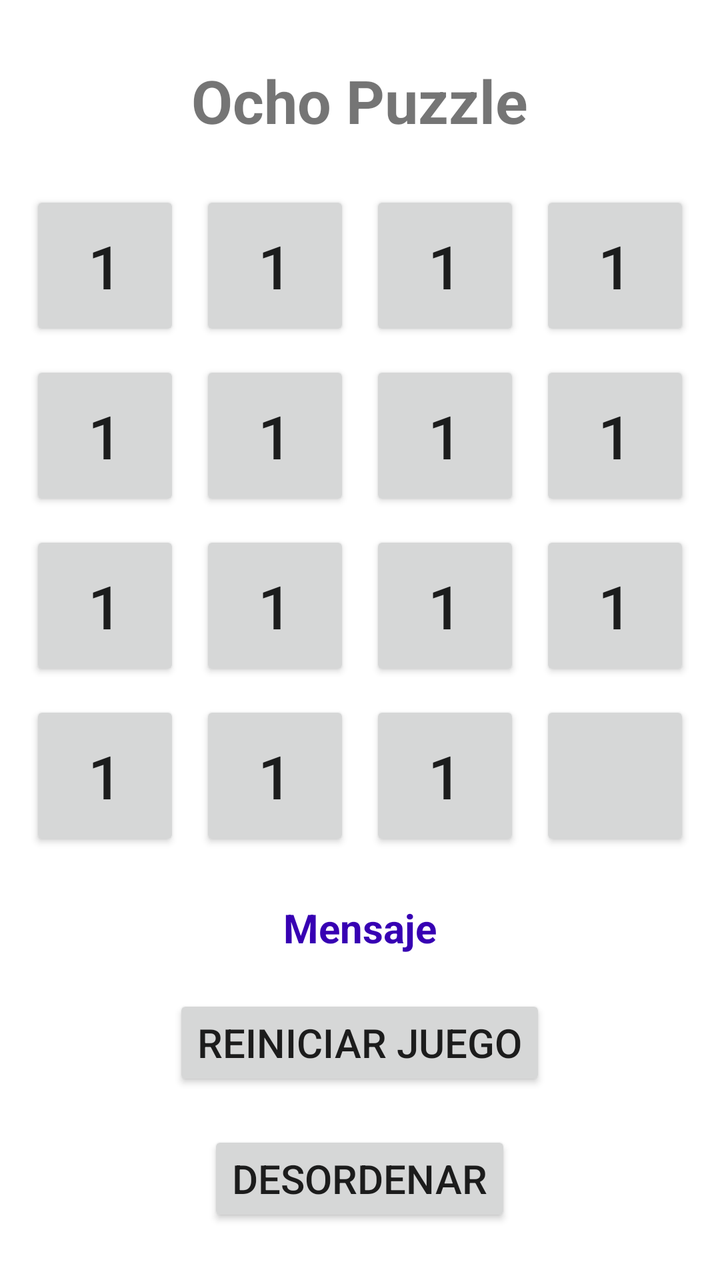
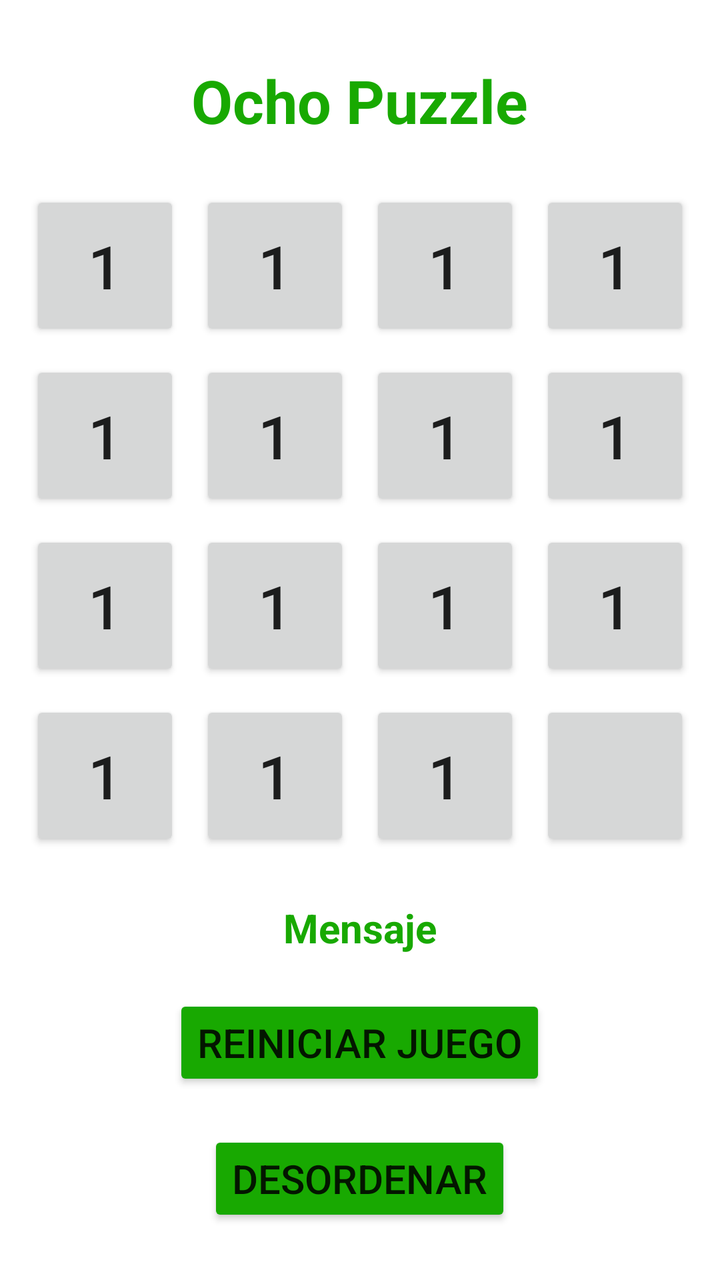

An Android layout rendered at two revisions. The XML below is the earlier revision; the diff shows what the commit changed to produce the second picture.
<!-- AndroidManifest.xml: application theme Theme._8_Puzzle -->
<!-- res/layout/activity_main.xml -->
<?xml version="1.0" encoding="utf-8"?>
<RelativeLayout xmlns:android="http://schemas.android.com/apk/res/android"
    android:layout_width="match_parent"
    android:layout_height="match_parent">

    <TextView
        android:id="@+id/TXVTitle"
        android:layout_width="wrap_content"
        android:layout_height="wrap_content"
        android:text="@string/appTitle"
        android:textSize="@dimen/textSizeTitle"
        android:textStyle="bold"
        android:layout_centerHorizontal="true"
        android:layout_marginTop="@dimen/marginTop"
        />
    <GridLayout
        android:id="@+id/GRLTable"
        android:layout_width="wrap_content"
        android:layout_height="wrap_content"
        android:layout_below="@+id/TXVTitle"
        android:layout_marginTop="@dimen/marginTopFirst"
        android:layout_centerHorizontal="true"
        android:columnCount="4"
        android:rowCount="4"
        android:alignmentMode="alignMargins"
        >

        <Button
            android:id="@+id/BTN00"
            android:layout_width="@dimen/buttonWidth"
            android:layout_height="@dimen/buttonHeight"
            android:layout_margin="@dimen/buttonMargin"
            android:text="@string/textButton"
            android:textSize="@dimen/buttonTextSize"
            android:insetTop="@dimen/buttonPaddingTop"
            android:insetBottom="@dimen/buttonPaddingBottom"
            android:insetLeft="@dimen/buttonPaddingLeft"
            android:insetRight="@dimen/buttonPaddingRight"/>
        <Button
            android:id="@+id/BTN01"
            android:layout_width="@dimen/buttonWidth"
            android:layout_height="@dimen/buttonHeight"
            android:layout_margin="@dimen/buttonMargin"
            android:text="@string/textButton"
            android:textSize="@dimen/buttonTextSize"
            android:insetTop="@dimen/buttonPaddingTop"
            android:insetBottom="@dimen/buttonPaddingBottom"
            android:insetLeft="@dimen/buttonPaddingLeft"
            android:insetRight="@dimen/buttonPaddingRight"/>
        <Button
            android:id="@+id/BTN02"
            android:layout_width="@dimen/buttonWidth"
            android:layout_height="@dimen/buttonHeight"
            android:layout_margin="@dimen/buttonMargin"
            android:text="@string/textButton"
            android:textSize="@dimen/buttonTextSize"
            android:insetTop="@dimen/buttonPaddingTop"
            android:insetBottom="@dimen/buttonPaddingBottom"
            android:insetLeft="@dimen/buttonPaddingLeft"
            android:insetRight="@dimen/buttonPaddingRight"/>
        <Button
            android:id="@+id/BTN03"
            android:layout_width="@dimen/buttonWidth"
            android:layout_height="@dimen/buttonHeight"
            android:layout_margin="@dimen/buttonMargin"
            android:text="@string/textButton"
            android:textSize="@dimen/buttonTextSize"
            android:insetTop="@dimen/buttonPaddingTop"
            android:insetBottom="@dimen/buttonPaddingBottom"
            android:insetLeft="@dimen/buttonPaddingLeft"
            android:insetRight="@dimen/buttonPaddingRight"/>
        <Button
            android:id="@+id/BTN10"
            android:layout_width="@dimen/buttonWidth"
            android:layout_height="@dimen/buttonHeight"
            android:layout_margin="@dimen/buttonMargin"
            android:text="@string/textButton"
            android:textSize="@dimen/buttonTextSize"
            android:insetTop="@dimen/buttonPaddingTop"
            android:insetBottom="@dimen/buttonPaddingBottom"
            android:insetLeft="@dimen/buttonPaddingLeft"
            android:insetRight="@dimen/buttonPaddingRight"/>
        <Button
            android:id="@+id/BTN11"
            android:layout_width="@dimen/buttonWidth"
            android:layout_height="@dimen/buttonHeight"
            android:layout_margin="@dimen/buttonMargin"
            android:text="@string/textButton"
            android:textSize="@dimen/buttonTextSize"
            android:insetTop="@dimen/buttonPaddingTop"
            android:insetBottom="@dimen/buttonPaddingBottom"
            android:insetLeft="@dimen/buttonPaddingLeft"
            android:insetRight="@dimen/buttonPaddingRight"/>
        <Button
            android:id="@+id/BTN12"
            android:layout_width="@dimen/buttonWidth"
            android:layout_height="@dimen/buttonHeight"
            android:layout_margin="@dimen/buttonMargin"
            android:text="@string/textButton"
            android:textSize="@dimen/buttonTextSize"
            android:insetTop="@dimen/buttonPaddingTop"
            android:insetBottom="@dimen/buttonPaddingBottom"
            android:insetLeft="@dimen/buttonPaddingLeft"
            android:insetRight="@dimen/buttonPaddingRight"/>
        <Button
            android:id="@+id/BTN13"
            android:layout_width="@dimen/buttonWidth"
            android:layout_height="@dimen/buttonHeight"
            android:layout_margin="@dimen/buttonMargin"
            android:text="@string/textButton"
            android:textSize="@dimen/buttonTextSize"
            android:insetTop="@dimen/buttonPaddingTop"
            android:insetBottom="@dimen/buttonPaddingBottom"
            android:insetLeft="@dimen/buttonPaddingLeft"
            android:insetRight="@dimen/buttonPaddingRight"/>
        <Button
            android:id="@+id/BTN20"
            android:layout_width="@dimen/buttonWidth"
            android:layout_height="@dimen/buttonHeight"
            android:layout_margin="@dimen/buttonMargin"
            android:text="@string/textButton"
            android:textSize="@dimen/buttonTextSize"
            android:insetTop="@dimen/buttonPaddingTop"
            android:insetBottom="@dimen/buttonPaddingBottom"
            android:insetLeft="@dimen/buttonPaddingLeft"
            android:insetRight="@dimen/buttonPaddingRight"/>
        <Button
            android:id="@+id/BTN21"
            android:layout_width="@dimen/buttonWidth"
            android:layout_height="@dimen/buttonHeight"
            android:layout_margin="@dimen/buttonMargin"
            android:text="@string/textButton"
            android:textSize="@dimen/buttonTextSize"
            android:insetTop="@dimen/buttonPaddingTop"
            android:insetBottom="@dimen/buttonPaddingBottom"
            android:insetLeft="@dimen/buttonPaddingLeft"
            android:insetRight="@dimen/buttonPaddingRight"/>
        <Button
            android:id="@+id/BTN22"
            android:layout_width="@dimen/buttonWidth"
            android:layout_height="@dimen/buttonHeight"
            android:layout_margin="@dimen/buttonMargin"
            android:text="@string/textButton"
            android:textSize="@dimen/buttonTextSize"
            android:insetTop="@dimen/buttonPaddingTop"
            android:insetBottom="@dimen/buttonPaddingBottom"
            android:insetLeft="@dimen/buttonPaddingLeft"
            android:insetRight="@dimen/buttonPaddingRight"/>
        <Button
            android:id="@+id/BTN23"
            android:layout_width="@dimen/buttonWidth"
            android:layout_height="@dimen/buttonHeight"
            android:layout_margin="@dimen/buttonMargin"
            android:text="@string/textButton"
            android:textSize="@dimen/buttonTextSize"
            android:insetTop="@dimen/buttonPaddingTop"
            android:insetBottom="@dimen/buttonPaddingBottom"
            android:insetLeft="@dimen/buttonPaddingLeft"
            android:insetRight="@dimen/buttonPaddingRight"/>
        <Button
            android:id="@+id/BTN30"
            android:layout_width="@dimen/buttonWidth"
            android:layout_height="@dimen/buttonHeight"
            android:layout_margin="@dimen/buttonMargin"
            android:text="@string/textButton"
            android:textSize="@dimen/buttonTextSize"
            android:insetTop="@dimen/buttonPaddingTop"
            android:insetBottom="@dimen/buttonPaddingBottom"
            android:insetLeft="@dimen/buttonPaddingLeft"
            android:insetRight="@dimen/buttonPaddingRight"/>
        <Button
            android:id="@+id/BTN31"
            android:layout_width="@dimen/buttonWidth"
            android:layout_height="@dimen/buttonHeight"
            android:layout_margin="@dimen/buttonMargin"
            android:text="@string/textButton"
            android:textSize="@dimen/buttonTextSize"
            android:insetTop="@dimen/buttonPaddingTop"
            android:insetBottom="@dimen/buttonPaddingBottom"
            android:insetLeft="@dimen/buttonPaddingLeft"
            android:insetRight="@dimen/buttonPaddingRight"/>
        <Button
            android:id="@+id/BTN32"
            android:layout_width="@dimen/buttonWidth"
            android:layout_height="@dimen/buttonHeight"
            android:layout_margin="@dimen/buttonMargin"
            android:text="@string/textButton"
            android:textSize="@dimen/buttonTextSize"
            android:insetTop="@dimen/buttonPaddingTop"
            android:insetBottom="@dimen/buttonPaddingBottom"
            android:insetLeft="@dimen/buttonPaddingLeft"
            android:insetRight="@dimen/buttonPaddingRight"/>
        <Button
            android:id="@+id/BTN33"
            android:layout_width="@dimen/buttonWidth"
            android:layout_height="@dimen/buttonHeight"
            android:layout_margin="@dimen/buttonMargin"

            android:textSize="@dimen/buttonTextSize"
            android:insetTop="@dimen/buttonPaddingTop"
            android:insetBottom="@dimen/buttonPaddingBottom"
            android:insetLeft="@dimen/buttonPaddingLeft"
            android:insetRight="@dimen/buttonPaddingRight"/>
    </GridLayout>
    <TextView
        android:id="@+id/TXVMessage"
        android:layout_width="wrap_content"
        android:layout_height="wrap_content"
        android:layout_below="@+id/GRLTable"
        android:text="@string/message"
        android:textSize="@dimen/textSizeNormal"
        android:textStyle="bold"
        android:layout_centerHorizontal="true"
        android:layout_marginTop="@dimen/marginTopFirst"
        android:textColor="@color/purple_700"
        />
    <Button
        android:id="@+id/BTNRestart"
        android:layout_width="wrap_content"
        android:layout_height="wrap_content"
        android:layout_below="@id/TXVMessage"
        android:layout_centerHorizontal="true"
        android:text="@string/Restart"
        android:layout_marginTop="@dimen/marginTopFirst"
        android:textSize="@dimen/textSizeNormal"
        android:visibility="visible"
        android:insetTop="@dimen/buttonPaddingTop"
        android:insetBottom="@dimen/buttonPaddingBottom"
        android:insetLeft="@dimen/buttonPaddingLeft"
        android:insetRight="@dimen/buttonPaddingRight"
        />
    <Button
        android:id="@+id/BTNDisorder"
        android:layout_width="wrap_content"
        android:layout_height="wrap_content"
        android:layout_below="@id/BTNRestart"
        android:layout_centerHorizontal="true"
        android:text="@string/Disorder"
        android:layout_marginTop="@dimen/marginTopFirst"
        android:textSize="@dimen/textSizeNormal"
        android:visibility="visible"
        android:insetTop="@dimen/buttonPaddingTop"
        android:insetBottom="@dimen/buttonPaddingBottom"
        android:insetLeft="@dimen/buttonPaddingLeft"
        android:insetRight="@dimen/buttonPaddingRight"
        />
    <Button
        android:id="@+id/BTNVerify"
        android:layout_width="wrap_content"
        android:layout_height="wrap_content"
        android:layout_below="@id/BTNDisorder"
        android:layout_centerHorizontal="true"
        android:text="@string/Verify"
        android:layout_marginTop="@dimen/marginTopFirst"
        android:textSize="@dimen/textSizeNormal"
        android:visibility="visible"
        android:insetTop="@dimen/buttonPaddingTop"
        android:insetBottom="@dimen/buttonPaddingBottom"
        android:insetLeft="@dimen/buttonPaddingLeft"
        android:insetRight="@dimen/buttonPaddingRight"
        />

</RelativeLayout>
<!-- resources referenced by this layout -->
<resources>
  <color name="purple_700">#FF3700B3</color>
  <dimen name="buttonHeight">75dp</dimen>
  <dimen name="buttonMargin">5dp</dimen>
  <dimen name="buttonPaddingBottom">0dp</dimen>
  <dimen name="buttonPaddingLeft">0dp</dimen>
  <dimen name="buttonPaddingRight">0dp</dimen>
  <dimen name="buttonPaddingTop">0dp</dimen>
  <dimen name="buttonTextSize">30sp</dimen>
  <dimen name="buttonWidth">75dp</dimen>
  <dimen name="marginTop">30dp</dimen>
  <dimen name="marginTopFirst">20dp</dimen>
  <dimen name="textSizeNormal">20sp</dimen>
  <dimen name="textSizeTitle">30sp</dimen>
  <string name="Disorder">Desordenar</string>
  <string name="Restart">Reiniciar Juego</string>
  <string name="Verify">Verificar</string>
  <string name="appTitle">Ocho Puzzle</string>
  <string name="message">Mensaje</string>
  <string name="textButton">1</string>
  <style name="Theme._8_Puzzle" parent="Theme.MaterialComponents.DayNight.DarkActionBar">
          
          <item name="colorPrimary">@color/purple_500</item>
          <item name="colorPrimaryVariant">@color/purple_700</item>
          <item name="colorOnPrimary">@color/white</item>
          
          <item name="colorSecondary">@color/teal_200</item>
          <item name="colorSecondaryVariant">@color/teal_700</item>
          <item name="colorOnSecondary">@color/black</item>
          
          <item name="android:statusBarColor">?attr/colorPrimaryVariant</item>
          
      </style>
  <color name="purple_500">#FF6200EE</color>
  <color name="white">#FFFFFFFF</color>
  <color name="teal_200">#FF03DAC5</color>
  <color name="teal_700">#FF018786</color>
  <color name="black">#FF000000</color>
</resources>

<!-- the commit's change to res/layout/activity_main.xml (unified diff, before → after) -->
@@ -1,7 +1,8 @@
 <?xml version="1.0" encoding="utf-8"?>
 <RelativeLayout xmlns:android="http://schemas.android.com/apk/res/android"
     android:layout_width="match_parent"
-    android:layout_height="match_parent">
+    android:layout_height="match_parent"
+    xmlns:app="http://schemas.android.com/apk/res-auto">
 
     <TextView
         android:id="@+id/TXVTitle"
@@ -12,6 +13,7 @@
         android:textStyle="bold"
         android:layout_centerHorizontal="true"
         android:layout_marginTop="@dimen/marginTop"
+        android:textColor="@color/green_700"
         />
     <GridLayout
         android:id="@+id/GRLTable"
@@ -23,6 +25,7 @@
         android:columnCount="4"
         android:rowCount="4"
         android:alignmentMode="alignMargins"
+        android:background="@color/white"
         >
 
         <Button
@@ -212,7 +215,7 @@
         android:textStyle="bold"
         android:layout_centerHorizontal="true"
         android:layout_marginTop="@dimen/marginTopFirst"
-        android:textColor="@color/purple_700"
+        android:textColor="@color/green_700"
         />
     <Button
         android:id="@+id/BTNRestart"
@@ -228,6 +231,7 @@
         android:insetBottom="@dimen/buttonPaddingBottom"
         android:insetLeft="@dimen/buttonPaddingLeft"
         android:insetRight="@dimen/buttonPaddingRight"
+        app:backgroundTint="@color/green_700"
         />
     <Button
         android:id="@+id/BTNDisorder"
@@ -243,6 +247,7 @@
         android:insetBottom="@dimen/buttonPaddingBottom"
         android:insetLeft="@dimen/buttonPaddingLeft"
         android:insetRight="@dimen/buttonPaddingRight"
+        app:backgroundTint="@color/green_700"
         />
     <Button
         android:id="@+id/BTNVerify"
@@ -258,6 +263,8 @@
         android:insetBottom="@dimen/buttonPaddingBottom"
         android:insetLeft="@dimen/buttonPaddingLeft"
         android:insetRight="@dimen/buttonPaddingRight"
+        app:backgroundTint="@color/green_700"
+
         />
 
 </RelativeLayout>
<!-- resource entries referenced after the edit -->
@@ -1,6 +1,7 @@
 <!-- resources referenced by this layout -->
 <resources>
-  <color name="purple_700">#FF3700B3</color>
+  <color name="green_700">#18A901</color>
+  <color name="white">#FFFFFFFF</color>
   <dimen name="buttonHeight">75dp</dimen>
   <dimen name="buttonMargin">5dp</dimen>
   <dimen name="buttonPaddingBottom">0dp</dimen>
@@ -33,7 +34,7 @@
           
       </style>
   <color name="purple_500">#FF6200EE</color>
-  <color name="white">#FFFFFFFF</color>
+  <color name="purple_700">#30008A</color>
   <color name="teal_200">#FF03DAC5</color>
   <color name="teal_700">#FF018786</color>
   <color name="black">#FF000000</color>
